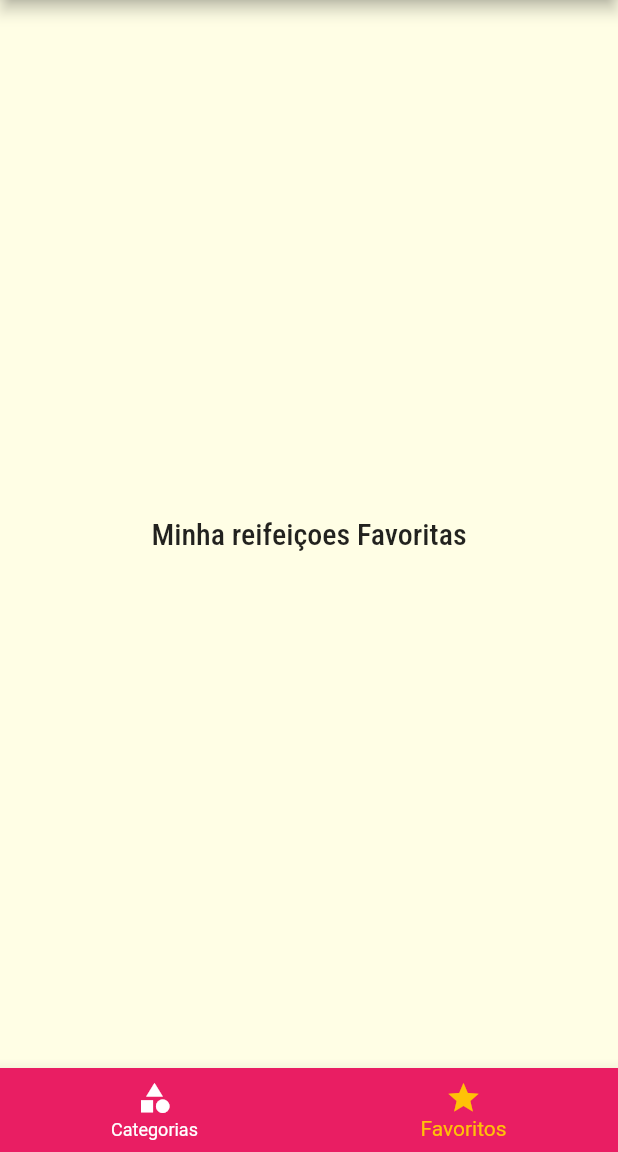
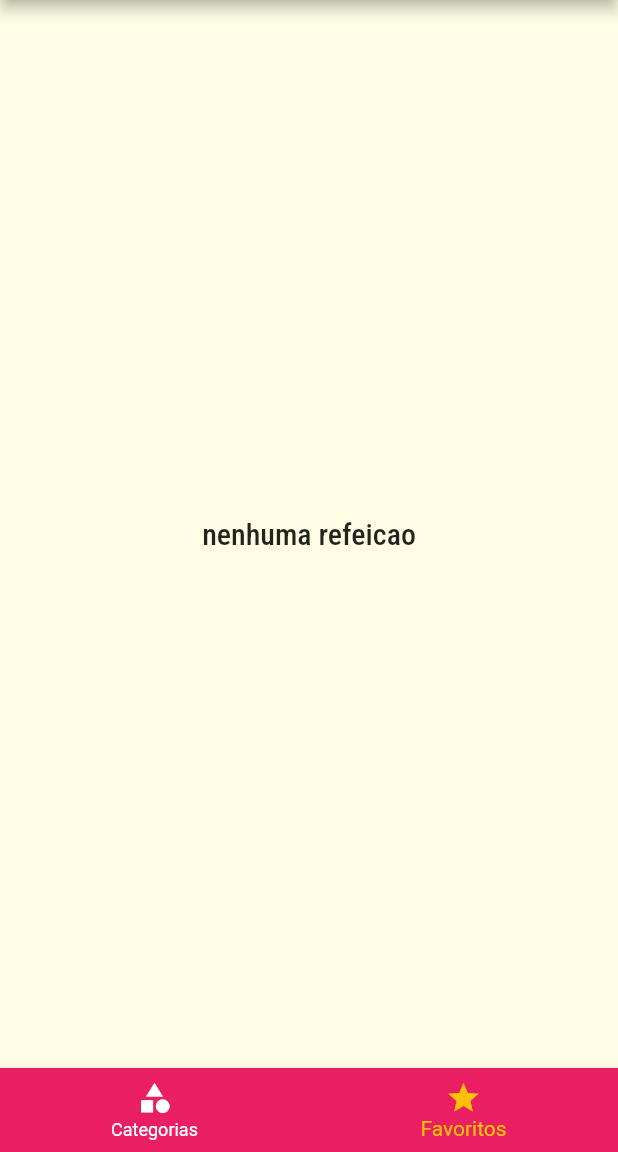
Before and after one commit to kadeguilherme/meals, a Flutter app: the screen it shows after launch, item 2 of the bottom bar chosen, on a phone screen of 412 x 824 dp, the part 84-1236 px from its top. Run offline on Flutter 3.47's test engine with Material 2 defaults, Android fonts, the phone set to English and light mode, and no system bars.

```diff
--- a/lib/main.dart
+++ b/lib/main.dart
@@ -20,6 +20,7 @@ class MyApp extends StatefulWidget {
 class _MyAppState extends State<MyApp> {
   Settings settings = Settings();
   List<Meal> _availableMeals = DUMMY_MEALS;
+  List<Meal> _favoriteMeals = [];
 
   void _filterMeals(Settings settings) {
     setState(() {
@@ -33,6 +34,18 @@ class _MyAppState extends State<MyApp> {
             !filterVegan & !filterVegetarian;
       }).toList();
     });
+  }
+
+  void _toggleFavorite(Meal meal) {
+    setState(() {
+      _favoriteMeals.contains(meal)
+          ? _favoriteMeals.remove(meal)
+          : _favoriteMeals.add(meal);
+    });
+  }
+
+  bool _isFavorite(Meal meal) {
+    return _favoriteMeals.contains(meal);
   }
 
   @override
@@ -53,10 +66,11 @@ class _MyAppState extends State<MyApp> {
             ),
       ),
       routes: {
-        AppRoutes.HOME: (ctx) => TabsScreen(),
+        AppRoutes.HOME: (ctx) => TabsScreen(_favoriteMeals),
         AppRoutes.CATEGORIES_MEALS: (ctx) =>
             CategoriesMealsScreen(_availableMeals),
-        AppRoutes.MEAL_DETAIL: (ctx) => MealDeatailScreen(),
+        AppRoutes.MEAL_DETAIL: (ctx) =>
+            MealDeatailScreen(_toggleFavorite, _isFavorite),
         AppRoutes.SETTINGS: (ctx) => SettingsScreen(settings, _filterMeals)
       },
     );
--- a/lib/screens/favorite_screen.dart
+++ b/lib/screens/favorite_screen.dart
@@ -1,13 +1,29 @@
 import 'package:flutter/material.dart';
+import 'package:meals/components/meal_item.dart';
+import '../models/meal.dart';
+import '../components/meal_item.dart';
 
 class FavoriteScreen extends StatelessWidget {
+  final List<Meal> favoriteMeals;
+
+  const FavoriteScreen(this.favoriteMeals);
+
   @override
   Widget build(BuildContext context) {
-    return Center(
-      child: Text(
-        'Minha reifeiçoes Favoritas',
-        style: Theme.of(context).textTheme.headline6,
-      ),
-    );
+    if (favoriteMeals.isEmpty) {
+      return Center(
+        child: Text(
+          'nenhuma refeicao',
+          style: Theme.of(context).textTheme.headline6,
+        ),
+      );
+    } else {
+      return ListView.builder(
+        itemCount: favoriteMeals.length,
+        itemBuilder: (ctx, index) {
+          return MealItem(favoriteMeals[index]);
+        },
+      );
+    }
   }
 }
--- a/lib/screens/tabs_screen.dart
+++ b/lib/screens/tabs_screen.dart
@@ -2,8 +2,12 @@ import 'package:flutter/material.dart';
 import 'categories_screen.dart';
 import 'favorite_screen.dart';
 import '../components/main_drawer.dart';
+import '../models/meal.dart';
 
 class TabsScreen extends StatefulWidget {
+  final List<Meal> favoriteMeals;
+
+  const TabsScreen(this.favoriteMeals);
   @override
   _TabsScreenState createState() => _TabsScreenState();
 }
@@ -11,10 +15,22 @@ class TabsScreen extends StatefulWidget {
 class _TabsScreenState extends State<TabsScreen> {
   int _selectedScreenIndex = 0;
 
-  final List<Map<String, Object>> _screens = [
-    {"title": "Lista de Categorias", "screen": CategoriesScreen()},
-    {"title": "Favoritos", "screen": FavoriteScreen()},
-  ];
+  List<Map<String, Object>> _screens;
+
+  @override
+  void initState() {
+    super.initState();
+    _screens = [
+      {
+        "title": "Lista de Categorias",
+        "screen": CategoriesScreen(),
+      },
+      {
+        "title": "Favoritos",
+        "screen": FavoriteScreen(widget.favoriteMeals),
+      },
+    ];
+  }
 
   _selectScreen(int index) {
     setState(() {
```
Also changed, not shown: lib/screens/meal_detail_screen.dart (+7 -2 lines), screnns/tela-configuracao.png (added), screnns/tela-favorito.png (added), screnns/tela-inicial.png (added), screnns/tela-inicial2.png (added), screnns/tela-menu.png (added), screnns/tela-menu2.png (added).
